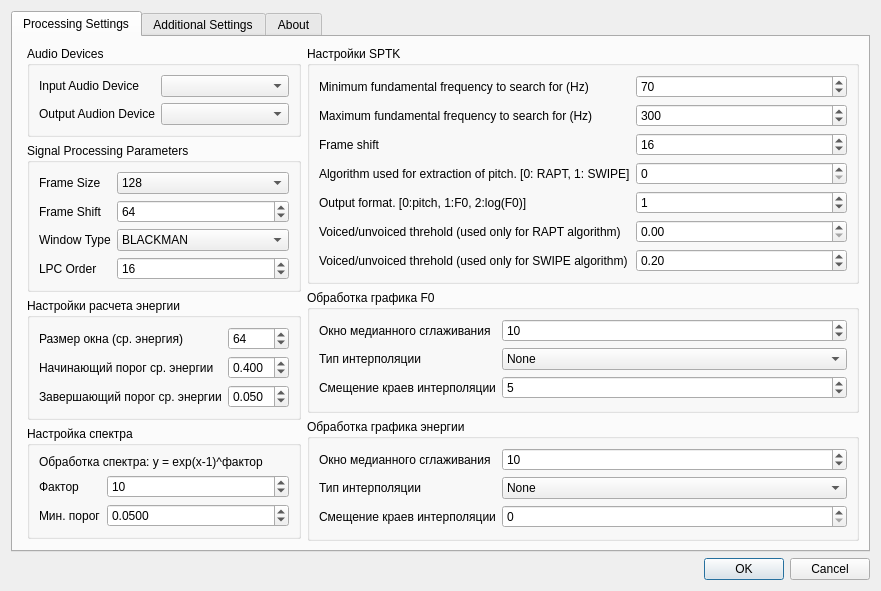
Before: the Qt Designer form settingsdialog.ui in zhitko/inton-trainer, drawn with Qt 5.
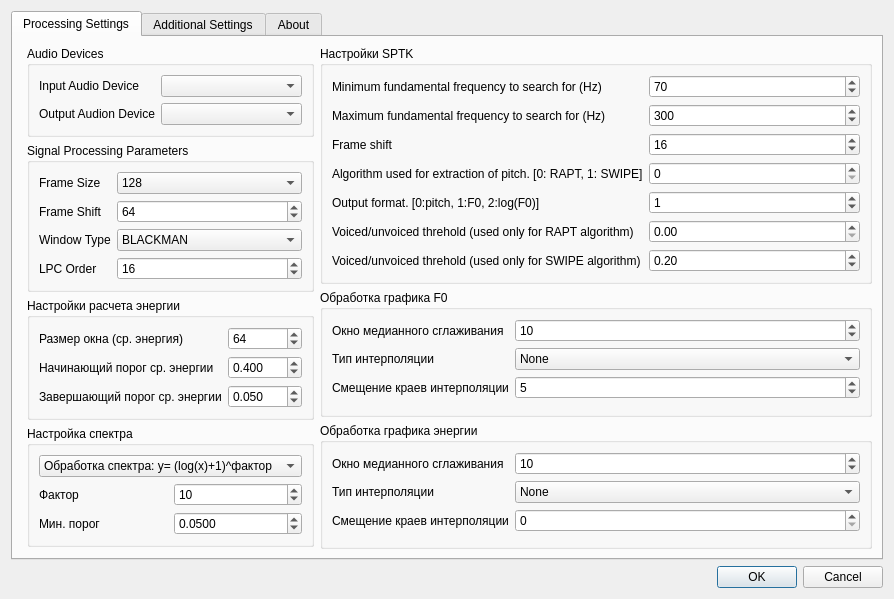
After: the same form once the commit is applied. Icons and pictures are not drawn.

Diff of the .ui file:
```diff
--- a/settingsdialog.ui
+++ b/settingsdialog.ui
@@ -6,8 +6,8 @@
    <rect>
     <x>0</x>
     <y>0</y>
-    <width>802</width>
-    <height>531</height>
+    <width>806</width>
+    <height>538</height>
    </rect>
   </property>
   <property name="windowTitle">
@@ -36,7 +36,7 @@
          <item>
           <widget class="QGroupBox" name="groupBox">
            <property name="sizePolicy">
-            <sizepolicy hsizetype="Preferred" vsizetype="Maximum">
+            <sizepolicy hsizetype="Preferred" vsizetype="Preferred">
              <horstretch>0</horstretch>
              <verstretch>0</verstretch>
             </sizepolicy>
@@ -323,14 +323,7 @@
            <property name="title">
             <string>Настройка спектра</string>
            </property>
-           <layout class="QFormLayout" name="formLayout_8">
-            <item row="1" column="0">
-             <widget class="QLabel" name="label_25">
-              <property name="text">
-               <string>Фактор</string>
-              </property>
-             </widget>
-            </item>
+           <layout class="QGridLayout" name="gridLayout">
             <item row="1" column="1">
              <widget class="QSpinBox" name="specFactorSpin">
               <property name="value">
@@ -338,13 +331,6 @@
               </property>
              </widget>
             </item>
-            <item row="0" column="0" colspan="2">
-             <widget class="QLabel" name="label_26">
-              <property name="text">
-               <string>Обработка спектра: y = exp(x-1)^фактор</string>
-              </property>
-             </widget>
-            </item>
             <item row="2" column="0">
              <widget class="QLabel" name="label_27">
               <property name="text">
@@ -365,6 +351,27 @@
               </property>
              </widget>
             </item>
+            <item row="1" column="0">
+             <widget class="QLabel" name="label_25">
+              <property name="text">
+               <string>Фактор</string>
+              </property>
+             </widget>
+            </item>
+            <item row="0" column="0" colspan="2">
+             <widget class="QComboBox" name="specProcBox">
+              <item>
+               <property name="text">
+                <string>Обработка спектра: y= (log(x)+1)^фактор</string>
+               </property>
+              </item>
+              <item>
+               <property name="text">
+                <string>Обработка спектра: y = exp(x-1)^фактор</string>
+               </property>
+              </item>
+             </widget>
+            </item>
            </layout>
           </widget>
          </item>
```
